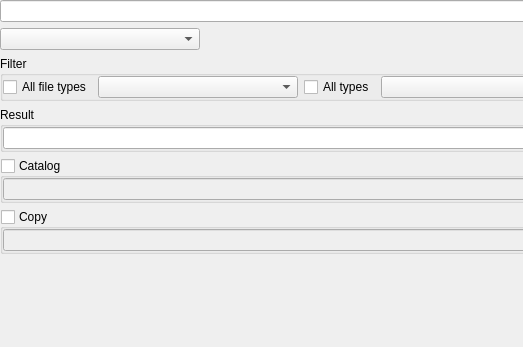
First picture: the form in xscansortwidget.ui, repository horsicq/XScanEngine, before the edit; both pictures show x 0 to 523 and y 0 to 347 of the 766 by 347 pixel window.
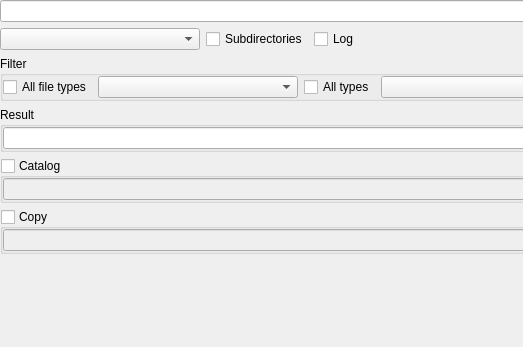
Second picture: the form after the edit. Custom widgets are drawn as their Qt base class.

Commit message: fix: refactor scan engine to skip archive scanning for collections

The edit to the form file:
```diff
--- a/xscansortwidget.ui
+++ b/xscansortwidget.ui
@@ -57,6 +57,20 @@
        </property>
       </widget>
      </item>
+     <item>
+      <widget class="QCheckBox" name="checkBoxScanSubdirectories">
+       <property name="text">
+        <string>Subdirectories</string>
+       </property>
+      </widget>
+     </item>
+     <item>
+      <widget class="QCheckBox" name="checkBoxScanLog">
+       <property name="text">
+        <string>Log</string>
+       </property>
+      </widget>
+     </item>
      <item>
       <spacer name="horizontalSpacer">
        <property name="orientation">
```
The commit also changes 10 other files.
